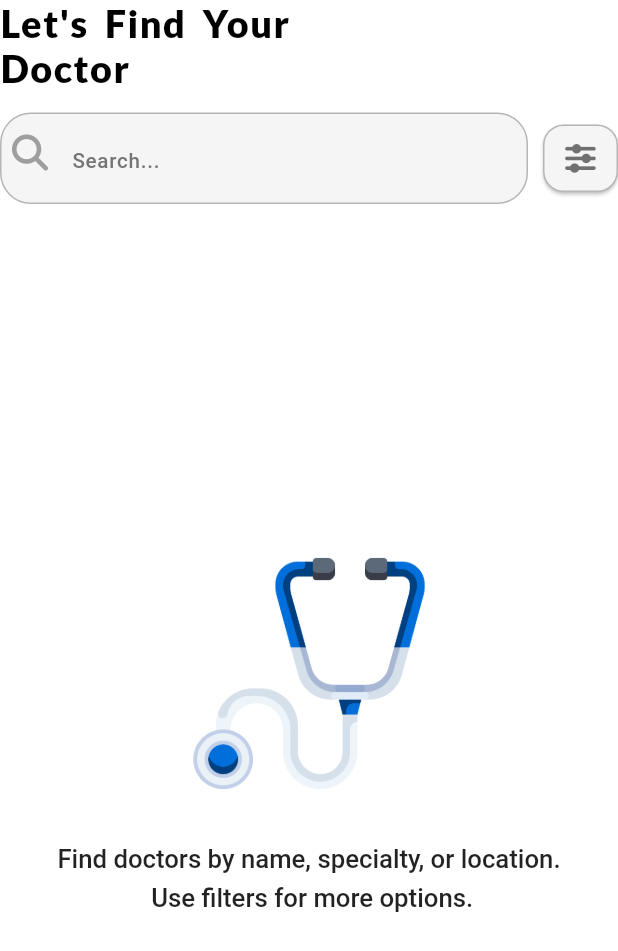
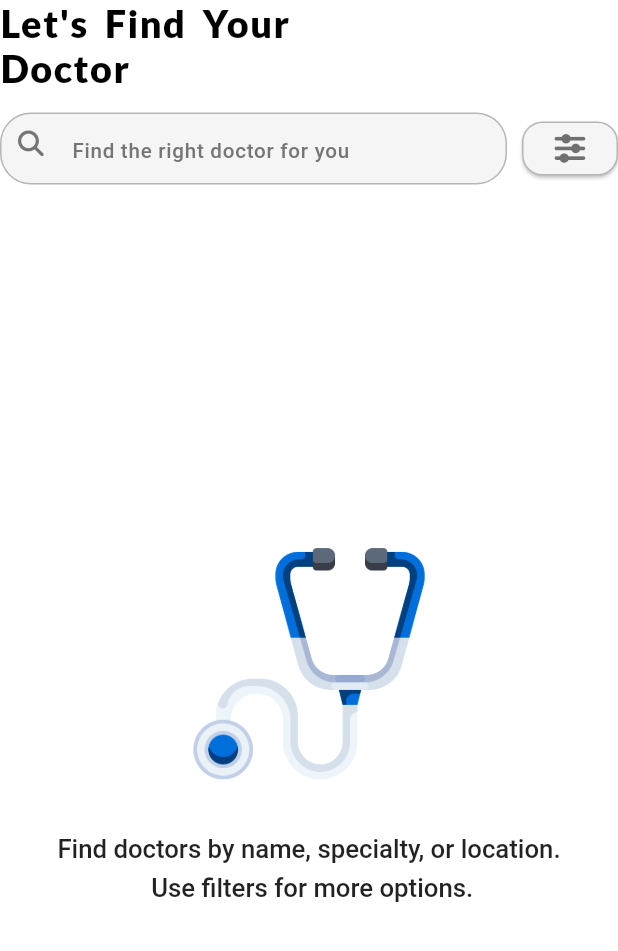
Before and after one commit to YousabSefeen/medora, a Flutter app: the SearchScreen widget shown alone on an empty page, opened directly, on a phone screen of 412 x 824 dp. Shown: the top 951 px of the screen. Run offline on Flutter 3.47's test engine with Material 3 defaults, Android fonts, the light colour scheme and no system bars; our stand-ins replace animate_do, animated_bottom_navigation_bar, animated_text_kit, cached_network_image, cloud_firestore, connectivity_plus and 19 more; missing offline and left inert: animated_drop_down_form_field, flutter_paypal_payment, flutter_stripe, time_range, wolt_modal_sheet; accounts and stored records are empty; generated files the repository leaves out were written again.

Commit message:
The method of sending the doctor's name to the database (inside the DoctorProfileCubit) has been changed to lowercase letters to serve the search process (inside the Search Feature

```diff
--- a/lib/features/doctor_list/presentation/widgets/doctor_profile_header.dart
+++ b/lib/features/doctor_list/presentation/widgets/doctor_profile_header.dart
@@ -2,6 +2,7 @@ import 'package:cached_network_image/cached_network_image.dart';
 import 'package:flutter/material.dart';
 import 'package:flutter_screenutil/flutter_screenutil.dart';
 import 'package:medora/core/constants/themes/app_text_styles.dart';
+import 'package:medora/core/extensions/string_extensions.dart';
 
 import '../../../../core/constants/common_widgets/custom_shimmer.dart';
 import '../../../../generated/assets.dart';
@@ -55,7 +56,7 @@ class DoctorProfileHeader extends StatelessWidget {
           children: [
             const SizedBox(height: 5),
             Text(
-              doctorInfo.name,
+              doctorInfo.name.capitalizeFirstLetter(),
               style: Theme.of(context).textTheme.mediumBlack.copyWith(
                   fontSize: 18.sp,
                   fontWeight: FontWeight.w700,
--- a/lib/features/doctor_profile/presentation/controller/cubit/doctor_profile_cubit.dart
+++ b/lib/features/doctor_profile/presentation/controller/cubit/doctor_profile_cubit.dart
@@ -157,7 +157,7 @@ class DoctorProfileCubit extends Cubit<DoctorProfileState>
       DoctorModel(
         doctorId: FirebaseAuth.instance.currentUser!.uid,
         imageUrl:AppStrings.images[0],
-        name: controllers.nameController.text,
+        name: controllers.nameController.text.toLowerCase(),
         specialties: state.confirmedSpecialties,
         bio: controllers.bioController.text,
         location: controllers.locationController.text,
--- a/lib/features/search/presentation/screens/search_screen.dart
+++ b/lib/features/search/presentation/screens/search_screen.dart
@@ -1,7 +1,6 @@
 import 'package:flutter/material.dart';
 import 'package:flutter_bloc/flutter_bloc.dart';
 import 'package:flutter_screenutil/flutter_screenutil.dart';
-
 import 'package:font_awesome_flutter/font_awesome_flutter.dart';
 import 'package:google_fonts/google_fonts.dart';
 import 'package:medora/core/constants/common_widgets/sliver_loading%20_list.dart' show SliverLoadingList;
@@ -51,14 +50,16 @@ class SearchScreen extends StatelessWidget {
                             .onSearchQueryChanged( value);
                       },
                       decoration: InputDecoration(
-                        hintText: 'Search...',
-                        prefixIcon: const Padding(
-                          padding: EdgeInsets.all(8),
+                        prefixIcon: Padding(
+                          padding: const EdgeInsets.all(12),
                           child: FaIcon(
                             FontAwesomeIcons.magnifyingGlass,
-                            color: AppColors.grey,
+                            color: Colors.grey.shade600,
+                            size: 15.sp,
                           ),
                         ),
+                        contentPadding: EdgeInsets.symmetric(vertical: 12),
+                        hintText: 'Find the right doctor for you',
                         hintStyle: textTheme.hintFieldStyle,
                         fillColor: AppColors.fieldFillColor,
                         filled: true,
@@ -70,14 +71,13 @@ class SearchScreen extends StatelessWidget {
                       ),
                     ),
                   ),
-                  SizedBox(
-                    height: 45,
-                    width: 50,
-                    child: ElevatedButton(
+                  ElevatedButton(
                     style: ButtonStyle(
                       padding: WidgetStateProperty.all(EdgeInsets.zero),
                       backgroundColor:
                           WidgetStateProperty.all(AppColors.fieldFillColor),
+
+
                       elevation: WidgetStateProperty.all(1),
                       shape: WidgetStateProperty.all(RoundedRectangleBorder(
                           borderRadius: BorderRadius.circular(12.r),
@@ -90,7 +90,6 @@ class SearchScreen extends StatelessWidget {
                       FontAwesomeIcons.sliders,
                       color: Colors.black54,
                       size: 18.sp,
-                      ),
                     ),
                   )
                 ],
```
Also changed, not shown: lib/features/search/data/repository/search_repository.dart (+1 -21 lines), lib/features/search/presentation/controller/cubit/search_cubit.dart (+5 -2 lines). Lines whose indentation alone changed are shown as unchanged.
